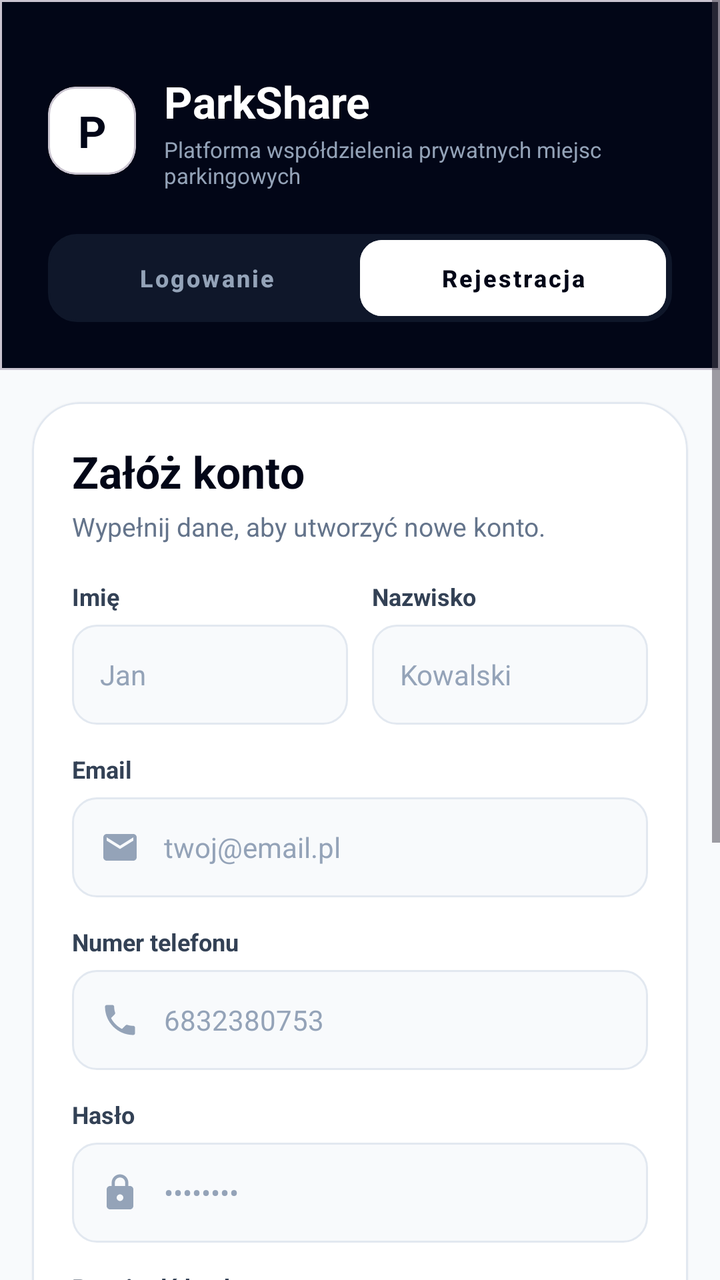
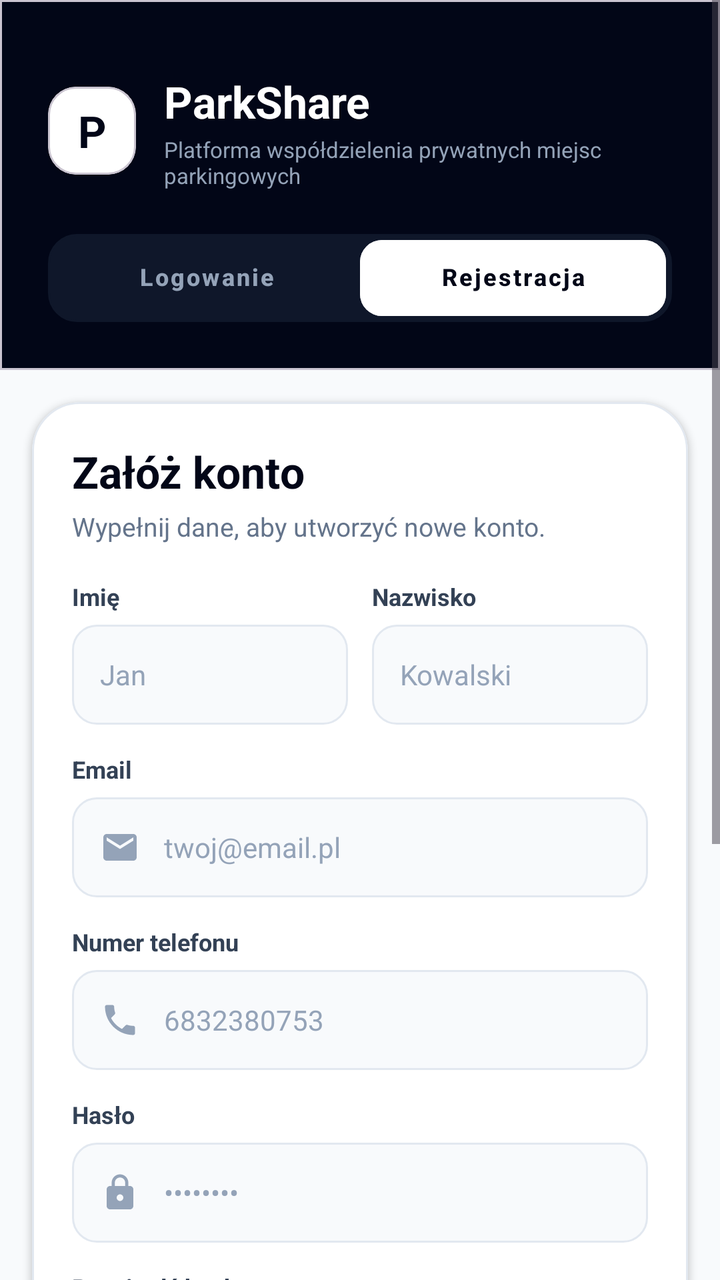

Compare the two renders of this Android layout. The source of the first and the diff that turns it into the second are given below.
<!-- AndroidManifest.xml: application theme Theme.Project -->
<!-- res/layout/activity_register.xml -->
<?xml version="1.0" encoding="utf-8"?>
<androidx.constraintlayout.widget.ConstraintLayout xmlns:android="http://schemas.android.com/apk/res/android"
    xmlns:app="http://schemas.android.com/apk/res-auto"
    xmlns:tools="http://schemas.android.com/tools"
    android:id="@+id/main"
    android:layout_width="match_parent"
    android:layout_height="match_parent"
    android:background="@color/brand_slate_50"
    tools:context=".ui.RegisterActivity">

    <ScrollView
        android:layout_width="0dp"
        android:layout_height="0dp"
        android:clipToPadding="false"
        android:fillViewport="true"
        android:overScrollMode="never"
        app:layout_constraintBottom_toBottomOf="parent"
        app:layout_constraintEnd_toEndOf="parent"
        app:layout_constraintStart_toStartOf="parent"
        app:layout_constraintTop_toTopOf="parent">

        <LinearLayout
            android:layout_width="match_parent"
            android:layout_height="wrap_content"
            android:orientation="vertical"
            android:paddingBottom="24dp">

            
            <com.google.android.material.card.MaterialCardView
                android:layout_width="match_parent"
                android:layout_height="wrap_content"
                app:cardBackgroundColor="@color/brand_slate_950"
                app:cardCornerRadius="0dp"
                app:cardElevation="0dp">

                <LinearLayout
                    android:layout_width="match_parent"
                    android:layout_height="wrap_content"
                    android:orientation="vertical"
                    android:paddingStart="24dp"
                    android:paddingTop="36dp"
                    android:paddingEnd="24dp"
                    android:paddingBottom="24dp">

                    <LinearLayout
                        android:layout_width="match_parent"
                        android:layout_height="wrap_content"
                        android:gravity="center_vertical"
                        android:orientation="horizontal">

                        
                        <com.google.android.material.card.MaterialCardView
                            android:layout_width="44dp"
                            android:layout_height="44dp"
                            app:cardBackgroundColor="@color/white"
                            app:cardCornerRadius="14dp"
                            app:cardElevation="2dp">

                            <TextView
                                android:layout_width="match_parent"
                                android:layout_height="match_parent"
                                android:gravity="center"
                                android:text="@string/app_brand_letter"
                                android:textColor="@color/brand_slate_950"
                                android:textSize="22sp"
                                android:textStyle="bold" />
                        </com.google.android.material.card.MaterialCardView>

                        <LinearLayout
                            android:layout_width="0dp"
                            android:layout_height="wrap_content"
                            android:layout_marginStart="14dp"
                            android:layout_weight="1"
                            android:orientation="vertical">

                            <TextView
                                android:layout_width="wrap_content"
                                android:layout_height="wrap_content"
                                android:text="@string/app_name"
                                android:textColor="@color/white"
                                android:textSize="22sp"
                                android:textStyle="bold" />

                            <TextView
                                android:layout_width="wrap_content"
                                android:layout_height="wrap_content"
                                android:layout_marginTop="2dp"
                                android:text="@string/app_tagline"
                                android:textColor="@color/brand_slate_400"
                                android:textSize="11sp" />
                        </LinearLayout>
                    </LinearLayout>

                    
                    <LinearLayout
                        android:layout_width="match_parent"
                        android:layout_height="44dp"
                        android:layout_marginTop="22dp"
                        android:background="@drawable/bg_segmented_container"
                        android:backgroundTint="@color/brand_slate_900"
                        android:orientation="horizontal"
                        android:padding="3dp">

                        <com.google.android.material.button.MaterialButton
                            android:id="@+id/tab_login"
                            style="@style/Widget.MaterialComponents.Button.TextButton"
                            android:layout_width="0dp"
                            android:layout_height="match_parent"
                            android:layout_weight="1"
                            android:insetTop="0dp"
                            android:insetBottom="0dp"
                            android:text="@string/tab_auth_login"
                            android:textAllCaps="false"
                            android:textColor="@color/brand_slate_400"
                            android:textSize="12sp"
                            android:textStyle="bold"
                            app:cornerRadius="11dp" />

                        <com.google.android.material.button.MaterialButton
                            android:id="@+id/tab_register"
                            style="@style/Widget.MaterialComponents.Button.UnelevatedButton"
                            android:layout_width="0dp"
                            android:layout_height="match_parent"
                            android:layout_weight="1"
                            android:backgroundTint="@color/white"
                            android:insetTop="0dp"
                            android:insetBottom="0dp"
                            android:text="@string/tab_auth_register"
                            android:textAllCaps="false"
                            android:textColor="@color/brand_slate_950"
                            android:textSize="12sp"
                            android:textStyle="bold"
                            app:cornerRadius="11dp" />
                    </LinearLayout>

                </LinearLayout>
            </com.google.android.material.card.MaterialCardView>

            
            <com.google.android.material.card.MaterialCardView
                android:layout_width="match_parent"
                android:layout_height="wrap_content"
                android:layout_marginStart="16dp"
                android:layout_marginTop="16dp"
                android:layout_marginEnd="16dp"
                app:cardBackgroundColor="@color/card_background"
                app:cardCornerRadius="24dp"
                app:cardElevation="2dp"
                app:strokeColor="@color/brand_slate_200"
                app:strokeWidth="1dp">

                <LinearLayout
                    android:layout_width="match_parent"
                    android:layout_height="wrap_content"
                    android:orientation="vertical"
                    android:padding="20dp">

                    
                    <TextView
                        android:layout_width="wrap_content"
                        android:layout_height="wrap_content"
                        android:text="@string/title_register_account"
                        android:textColor="@color/brand_slate_950"
                        android:textSize="22sp"
                        android:textStyle="bold" />

                    <TextView
                        android:layout_width="wrap_content"
                        android:layout_height="wrap_content"
                        android:layout_marginTop="4dp"
                        android:text="@string/subtitle_register_account"
                        android:textColor="@color/brand_slate_500"
                        android:textSize="13sp" />

                    
                    <LinearLayout
                        android:layout_width="match_parent"
                        android:layout_height="wrap_content"
                        android:layout_marginTop="18dp"
                        android:baselineAligned="false"
                        android:orientation="horizontal">

                        <LinearLayout
                            android:layout_width="0dp"
                            android:layout_height="wrap_content"
                            android:layout_marginEnd="6dp"
                            android:layout_weight="1"
                            android:orientation="vertical">

                            <TextView
                                android:layout_width="wrap_content"
                                android:layout_height="wrap_content"
                                android:text="@string/label_first_name"
                                android:textColor="@color/brand_slate_700"
                                android:textSize="12sp"
                                android:textStyle="bold" />

                            <EditText
                                android:id="@+id/edit_reg_first_name"
                                android:layout_width="match_parent"
                                android:layout_height="50dp"
                                android:layout_marginTop="6dp"
                                android:autofillHints="personGivenName"
                                android:background="@drawable/bg_input_rounded"
                                android:hint="@string/hint_first_name"
                                android:inputType="textPersonName|textCapWords"
                                android:paddingHorizontal="14dp"
                                android:textColor="@color/brand_slate_950"
                                android:textColorHint="@color/brand_slate_400"
                                android:textSize="14sp" />
                        </LinearLayout>

                        <LinearLayout
                            android:layout_width="0dp"
                            android:layout_height="wrap_content"
                            android:layout_marginStart="6dp"
                            android:layout_weight="1"
                            android:orientation="vertical">

                            <TextView
                                android:layout_width="wrap_content"
                                android:layout_height="wrap_content"
                                android:text="@string/label_last_name"
                                android:textColor="@color/brand_slate_700"
                                android:textSize="12sp"
                                android:textStyle="bold" />

                            <EditText
                                android:id="@+id/edit_reg_last_name"
                                android:layout_width="match_parent"
                                android:layout_height="50dp"
                                android:layout_marginTop="6dp"
                                android:autofillHints="personFamilyName"
                                android:background="@drawable/bg_input_rounded"
                                android:hint="@string/hint_last_name"
                                android:inputType="textPersonName|textCapWords"
                                android:paddingHorizontal="14dp"
                                android:textColor="@color/brand_slate_950"
                                android:textColorHint="@color/brand_slate_400"
                                android:textSize="14sp" />
                        </LinearLayout>
                    </LinearLayout>

                    
                    <TextView
                        android:layout_width="wrap_content"
                        android:layout_height="wrap_content"
                        android:layout_marginTop="14dp"
                        android:text="@string/label_email"
                        android:textColor="@color/brand_slate_700"
                        android:textSize="12sp"
                        android:textStyle="bold" />

                    <EditText
                        android:id="@+id/edit_reg_email"
                        android:layout_width="match_parent"
                        android:layout_height="50dp"
                        android:layout_marginTop="6dp"
                        android:autofillHints="emailAddress"
                        android:background="@drawable/bg_input_rounded"
                        android:drawableStart="@drawable/ic_mail"
                        android:drawablePadding="12dp"
                        android:drawableTint="@color/brand_slate_400"
                        android:hint="@string/hint_email"
                        android:inputType="textEmailAddress"
                        android:paddingHorizontal="14dp"
                        android:textColor="@color/brand_slate_950"
                        android:textColorHint="@color/brand_slate_400"
                        android:textSize="14sp" />

                    
                    <TextView
                        android:layout_width="wrap_content"
                        android:layout_height="wrap_content"
                        android:layout_marginTop="14dp"
                        android:text="@string/label_phone_number"
                        android:textColor="@color/brand_slate_700"
                        android:textSize="12sp"
                        android:textStyle="bold" />

                    <EditText
                        android:id="@+id/edit_reg_phone"
                        android:layout_width="match_parent"
                        android:layout_height="50dp"
                        android:layout_marginTop="6dp"
                        android:autofillHints="phone"
                        android:background="@drawable/bg_input_rounded"
                        android:drawableStart="@drawable/ic_phone"
                        android:drawablePadding="12dp"
                        android:drawableTint="@color/brand_slate_400"
                        android:hint="@string/hint_phone_number"
                        android:inputType="phone"
                        android:paddingHorizontal="14dp"
                        android:textColor="@color/brand_slate_950"
                        android:textColorHint="@color/brand_slate_400"
                        android:textSize="14sp" />

                    
                    <TextView
                        android:layout_width="wrap_content"
                        android:layout_height="wrap_content"
                        android:layout_marginTop="14dp"
                        android:text="@string/label_password"
                        android:textColor="@color/brand_slate_700"
                        android:textSize="12sp"
                        android:textStyle="bold" />

                    <EditText
                        android:id="@+id/edit_reg_password"
                        android:layout_width="match_parent"
                        android:layout_height="50dp"
                        android:layout_marginTop="6dp"
                        android:autofillHints="password"
                        android:background="@drawable/bg_input_rounded"
                        android:drawableStart="@drawable/ic_lock"
                        android:drawablePadding="12dp"
                        android:drawableTint="@color/brand_slate_400"
                        android:hint="••••••••"
                        android:inputType="textPassword"
                        android:paddingHorizontal="14dp"
                        android:textColor="@color/brand_slate_950"
                        android:textColorHint="@color/brand_slate_400"
                        android:textSize="14sp" />

                    
                    <TextView
                        android:layout_width="wrap_content"
                        android:layout_height="wrap_content"
                        android:layout_marginTop="14dp"
                        android:text="@string/label_confirm_password"
                        android:textColor="@color/brand_slate_700"
                        android:textSize="12sp"
                        android:textStyle="bold" />

                    <EditText
                        android:id="@+id/edit_reg_confirm_password"
                        android:layout_width="match_parent"
                        android:layout_height="50dp"
                        android:layout_marginTop="6dp"
                        android:autofillHints="password"
                        android:background="@drawable/bg_input_rounded"
                        android:drawableStart="@drawable/ic_lock"
                        android:drawablePadding="12dp"
                        android:drawableTint="@color/brand_slate_400"
                        android:hint="••••••••"
                        android:inputType="textPassword"
                        android:paddingHorizontal="14dp"
                        android:textColor="@color/brand_slate_950"
                        android:textColorHint="@color/brand_slate_400"
                        android:textSize="14sp" />

                    
                    <com.google.android.material.button.MaterialButton
                        android:id="@+id/btn_register"
                        style="@style/Widget.MaterialComponents.Button.UnelevatedButton"
                        android:layout_width="match_parent"
                        android:layout_height="52dp"
                        android:layout_marginTop="24dp"
                        android:backgroundTint="@color/brand_slate_950"
                        android:insetTop="0dp"
                        android:insetBottom="0dp"
                        android:text="@string/btn_register"
                        android:textAllCaps="false"
                        android:textColor="@color/white"
                        android:textSize="15sp"
                        android:textStyle="bold"
                        app:cornerRadius="14dp"
                        app:icon="@drawable/ic_arrow_forward"
                        app:iconGravity="textEnd"
                        app:iconPadding="8dp"
                        app:iconSize="16dp"
                        app:iconTint="@color/brand_emerald_400" />

                    
                    <LinearLayout
                        android:layout_width="match_parent"
                        android:layout_height="wrap_content"
                        android:layout_marginTop="22dp"
                        android:gravity="center_vertical"
                        android:orientation="horizontal">

                        <View
                            android:layout_width="0dp"
                            android:layout_height="1dp"
                            android:layout_weight="1"
                            android:background="@color/brand_slate_200" />

                        <TextView
                            android:layout_width="wrap_content"
                            android:layout_height="wrap_content"
                            android:layout_marginHorizontal="12dp"
                            android:text="@string/divider_or_join"
                            android:textColor="@color/brand_slate_400"
                            android:textSize="11sp"
                            android:textStyle="bold" />

                        <View
                            android:layout_width="0dp"
                            android:layout_height="1dp"
                            android:layout_weight="1"
                            android:background="@color/brand_slate_200" />
                    </LinearLayout>

                    
                    <com.google.android.material.button.MaterialButton
                        android:id="@+id/btn_google_register"
                        style="@style/Widget.MaterialComponents.Button.OutlinedButton"
                        android:layout_width="match_parent"
                        android:layout_height="50dp"
                        android:layout_marginTop="16dp"
                        android:backgroundTint="@color/card_background"
                        android:insetTop="0dp"
                        android:insetBottom="0dp"
                        android:text="@string/google_signin_text"
                        android:textAllCaps="false"
                        android:textColor="@color/brand_slate_800"
                        android:textSize="14sp"
                        android:textStyle="bold"
                        app:cornerRadius="14dp"
                        app:icon="@drawable/ic_globe"
                        app:iconGravity="textStart"
                        app:iconPadding="10dp"
                        app:iconTint="@color/brand_slate_700"
                        app:strokeColor="@color/brand_slate_200"
                        app:strokeWidth="1dp" />

                </LinearLayout>
            </com.google.android.material.card.MaterialCardView>

            
            <LinearLayout
                android:layout_width="match_parent"
                android:layout_height="wrap_content"
                android:layout_marginTop="24dp"
                android:gravity="center"
                android:orientation="horizontal">

                <TextView
                    android:layout_width="wrap_content"
                    android:layout_height="wrap_content"
                    android:text="@string/prompt_have_account"
                    android:textColor="@color/brand_slate_500"
                    android:textSize="13sp" />

                <TextView
                    android:id="@+id/btn_go_to_login"
                    android:layout_width="wrap_content"
                    android:layout_height="wrap_content"
                    android:background="?attr/selectableItemBackground"
                    android:clickable="true"
                    android:focusable="true"
                    android:text="@string/link_login_here"
                    android:textColor="@color/brand_emerald_700"
                    android:textSize="13sp"
                    android:textStyle="bold" />
            </LinearLayout>

        </LinearLayout>
    </ScrollView>

</androidx.constraintlayout.widget.ConstraintLayout>
<!-- resources referenced by this layout -->
<resources>
  <color name="brand_emerald_400">#34D399</color>
  <color name="brand_emerald_700">#047857</color>
  <color name="brand_slate_200">#E2E8F0</color>
  <color name="brand_slate_400">#94A3B8</color>
  <color name="brand_slate_50">#F8FAFC</color>
  <color name="brand_slate_500">#64748B</color>
  <color name="brand_slate_700">#334155</color>
  <color name="brand_slate_800">#1E293B</color>
  <color name="brand_slate_900">#0F172A</color>
  <color name="brand_slate_950">#020617</color>
  <color name="card_background">#FFFFFF</color>
  <color name="white">#FFFFFFFF</color>
  <!-- drawable ic_globe (drawable) -->
  <?xml version="1.0" encoding="utf-8"?>
  <vector xmlns:android="http://schemas.android.com/apk/res/android"
      android:width="24dp"
      android:height="24dp"
      android:viewportWidth="24"
      android:viewportHeight="24">
      <path
          android:fillColor="#2563EB"
          android:pathData="M12,2C6.48,2 2,6.48 2,12s4.48,10 10,10 10,-4.48 10,-10S17.52,2 12,2zm-1,17.93c-3.95,-0.49 -7,-3.85 -7,-7.93 0,-0.62 0.08,-1.21 0.21,-1.79L9,15v1c0,1.1 0.9,2 2,2v1.93zm6.9,-2.54c-0.26,-0.81 -1,-1.39 -1.9,-1.39h-1v-3c0,-0.55 -0.45,-1 -1,-1H8v-2h2c0.55,0 1,-0.45 1,-1V7h2c1.1,0 2,-0.9 2,-2v-0.41c2.93,1.19 5,4.06 5,7.41 0,2.08 -0.8,3.97 -2.1,5.39z" />
  </vector>
  <string name="app_brand_letter">P</string>
  <string name="app_name">ParkShare</string>
  <string name="btn_register">Zarejestruj się</string>
  <string name="divider_or_join">LUB DOŁĄCZ PRZEZ</string>
  <string name="google_signin_text">Kontynuuj przez Google</string>
  <string name="hint_email">twoj@email.pl</string>
  <string name="hint_first_name">Jan</string>
  <string name="hint_last_name">Kowalski</string>
  <string name="hint_phone_number">6832380753</string>
  <string name="label_confirm_password">Potwierdź hasło</string>
  <string name="label_email">Email</string>
  <string name="label_first_name">Imię</string>
  <string name="label_last_name">Nazwisko</string>
  <string name="label_password">Hasło</string>
  <string name="label_phone_number">Numer telefonu</string>
  <string name="link_login_here">Zaloguj się</string>
  <string name="prompt_have_account">Masz już konto? </string>
  <string name="subtitle_register_account">Wypełnij dane, aby utworzyć nowe konto.</string>
  <string name="tab_auth_login">Logowanie</string>
  <string name="tab_auth_register">Rejestracja</string>
  <string name="title_register_account">Załóż konto</string>
  <color name="brand_slate_100">#F1F5F9</color>
  <style name="Base.Theme.Project" parent="Theme.Material3.DayNight.NoActionBar">
          <item name="bottomNavigationStyle">@style/Widget.App.BottomNavigationView</item>
      </style>
  <color name="green_mint_pill">#52F7A9</color>
  <!-- unchanged entries left out for length: 10 -->
</resources>

<!-- the commit's change to res/layout/activity_register.xml (unified diff, before → after) -->
@@ -107,8 +107,12 @@
                             android:layout_width="0dp"
                             android:layout_height="match_parent"
                             android:layout_weight="1"
+                            android:gravity="center"
+                            android:includeFontPadding="false"
                             android:insetTop="0dp"
                             android:insetBottom="0dp"
+                            android:minHeight="0dp"
+                            android:padding="0dp"
                             android:text="@string/tab_auth_login"
                             android:textAllCaps="false"
                             android:textColor="@color/brand_slate_400"
@@ -123,8 +127,12 @@
                             android:layout_height="match_parent"
                             android:layout_weight="1"
                             android:backgroundTint="@color/white"
+                            android:gravity="center"
+                            android:includeFontPadding="false"
                             android:insetTop="0dp"
                             android:insetBottom="0dp"
+                            android:minHeight="0dp"
+                            android:padding="0dp"
                             android:text="@string/tab_auth_register"
                             android:textAllCaps="false"
                             android:textColor="@color/brand_slate_950"
@@ -357,6 +365,8 @@
                         android:layout_height="52dp"
                         android:layout_marginTop="24dp"
                         android:backgroundTint="@color/brand_slate_950"
+                        android:gravity="center"
+                        android:includeFontPadding="false"
                         android:insetTop="0dp"
                         android:insetBottom="0dp"
                         android:text="@string/btn_register"
@@ -389,6 +399,8 @@
                             android:layout_width="wrap_content"
                             android:layout_height="wrap_content"
                             android:layout_marginHorizontal="12dp"
+                            android:gravity="center"
+                            android:includeFontPadding="false"
                             android:text="@string/divider_or_join"
                             android:textColor="@color/brand_slate_400"
                             android:textSize="11sp"
@@ -409,6 +421,8 @@
                         android:layout_height="50dp"
                         android:layout_marginTop="16dp"
                         android:backgroundTint="@color/card_background"
+                        android:gravity="center"
+                        android:includeFontPadding="false"
                         android:insetTop="0dp"
                         android:insetBottom="0dp"
                         android:text="@string/google_signin_text"
@@ -417,10 +431,10 @@
                         android:textSize="14sp"
                         android:textStyle="bold"
                         app:cornerRadius="14dp"
-                        app:icon="@drawable/ic_globe"
+                        app:icon="@drawable/ic_google"
                         app:iconGravity="textStart"
                         app:iconPadding="10dp"
-                        app:iconTint="@color/brand_slate_700"
+                        app:iconTint="@null"
                         app:strokeColor="@color/brand_slate_200"
                         app:strokeWidth="1dp" />
 
<!-- resource entries referenced after the edit -->
@@ -12,16 +12,24 @@
   <color name="brand_slate_950">#020617</color>
   <color name="card_background">#FFFFFF</color>
   <color name="white">#FFFFFFFF</color>
-  <!-- drawable ic_globe (drawable) -->
-  <?xml version="1.0" encoding="utf-8"?>
+  <!-- drawable ic_google (drawable) -->
   <vector xmlns:android="http://schemas.android.com/apk/res/android"
       android:width="24dp"
       android:height="24dp"
       android:viewportWidth="24"
       android:viewportHeight="24">
       <path
-          android:fillColor="#2563EB"
-          android:pathData="M12,2C6.48,2 2,6.48 2,12s4.48,10 10,10 10,-4.48 10,-10S17.52,2 12,2zm-1,17.93c-3.95,-0.49 -7,-3.85 -7,-7.93 0,-0.62 0.08,-1.21 0.21,-1.79L9,15v1c0,1.1 0.9,2 2,2v1.93zm6.9,-2.54c-0.26,-0.81 -1,-1.39 -1.9,-1.39h-1v-3c0,-0.55 -0.45,-1 -1,-1H8v-2h2c0.55,0 1,-0.45 1,-1V7h2c1.1,0 2,-0.9 2,-2v-0.41c2.93,1.19 5,4.06 5,7.41 0,2.08 -0.8,3.97 -2.1,5.39z" />
+          android:fillColor="#4285F4"
+          android:pathData="M23.745,12.27c0,-0.71 -0.06,-1.4 -0.19,-2.07H12v4.51h6.6c-0.29,1.52 -1.14,2.82 -2.4,3.68v3.05h3.88c2.27,-2.09 3.66,-5.17 3.66,-9.17z" />
+      <path
+          android:fillColor="#34A853"
+          android:pathData="M12,24c3.24,0 5.95,-1.08 7.93,-2.91l-3.88,-3.05c-1.08,0.72 -2.45,1.16 -4.05,1.16 -3.12,0 -5.77,-2.1 -6.72,-4.93H1.25v3.15C3.27,21.44 7.33,24 12,24z" />
+      <path
+          android:fillColor="#FBBC05"
+          android:pathData="M5.28,14.27c-0.25,-0.72 -0.38,-1.49 -0.38,-2.27s0.14,-1.55 0.38,-2.27V6.58H1.25C0.45,8.17 0,9.97 0,12s0.45,3.83 1.25,5.42l4.03,-3.15z" />
+      <path
+          android:fillColor="#EA4335"
+          android:pathData="M12,4.75c1.77,0 3.35,0.61 4.6,1.8l3.42,-3.42C17.95,1.19 15.24,0 12,0 7.33,0 3.27,2.56 1.25,6.58l4.03,3.15C6.23,6.85 8.88,4.75 12,4.75z" />
   </vector>
   <string name="app_brand_letter">P</string>
   <string name="app_name">ParkShare</string>
@@ -47,6 +55,20 @@
   <color name="brand_slate_100">#F1F5F9</color>
   <style name="Base.Theme.Project" parent="Theme.Material3.DayNight.NoActionBar">
           <item name="bottomNavigationStyle">@style/Widget.App.BottomNavigationView</item>
+          <item name="materialButtonStyle">@style/Widget.App.Button</item>
+          <item name="materialButtonOutlinedStyle">@style/Widget.App.Button.Outlined</item>
+      </style>
+  <style name="Widget.App.Button" parent="Widget.MaterialComponents.Button.UnelevatedButton">
+          <item name="android:gravity">center</item>
+          <item name="android:includeFontPadding">false</item>
+          <item name="android:insetTop">0dp</item>
+          <item name="android:insetBottom">0dp</item>
+      </style>
+  <style name="Widget.App.Button.Outlined" parent="Widget.MaterialComponents.Button.OutlinedButton">
+          <item name="android:gravity">center</item>
+          <item name="android:includeFontPadding">false</item>
+          <item name="android:insetTop">0dp</item>
+          <item name="android:insetBottom">0dp</item>
       </style>
   <color name="green_mint_pill">#52F7A9</color>
   <!-- unchanged entries left out for length: 10 -->
